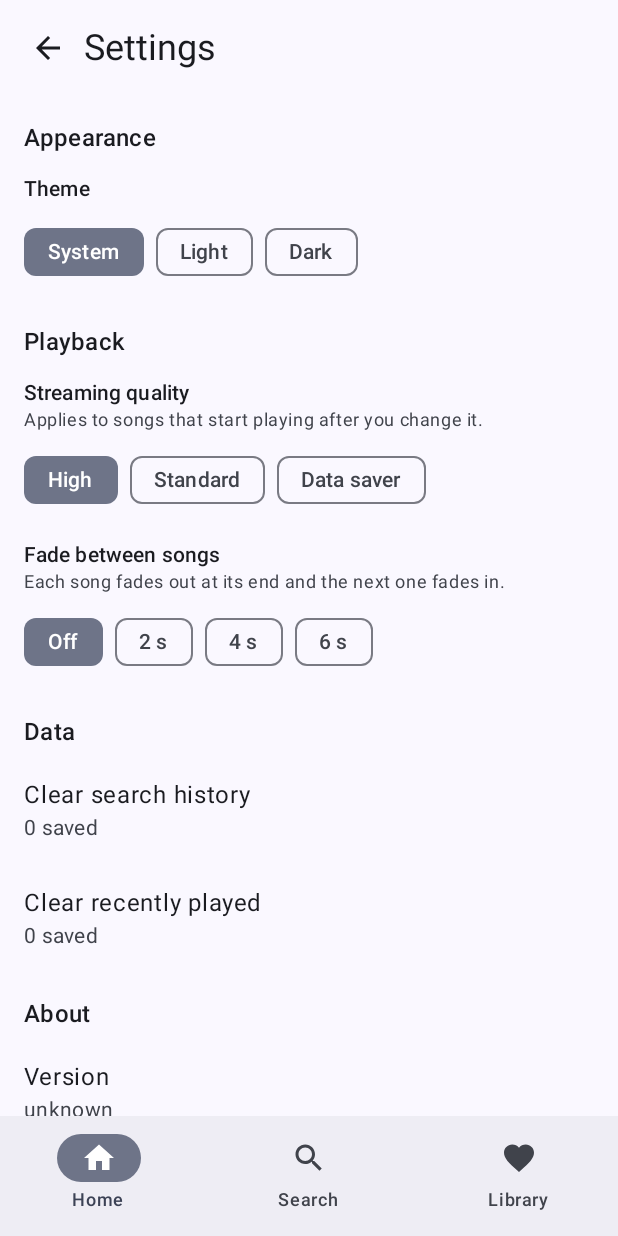
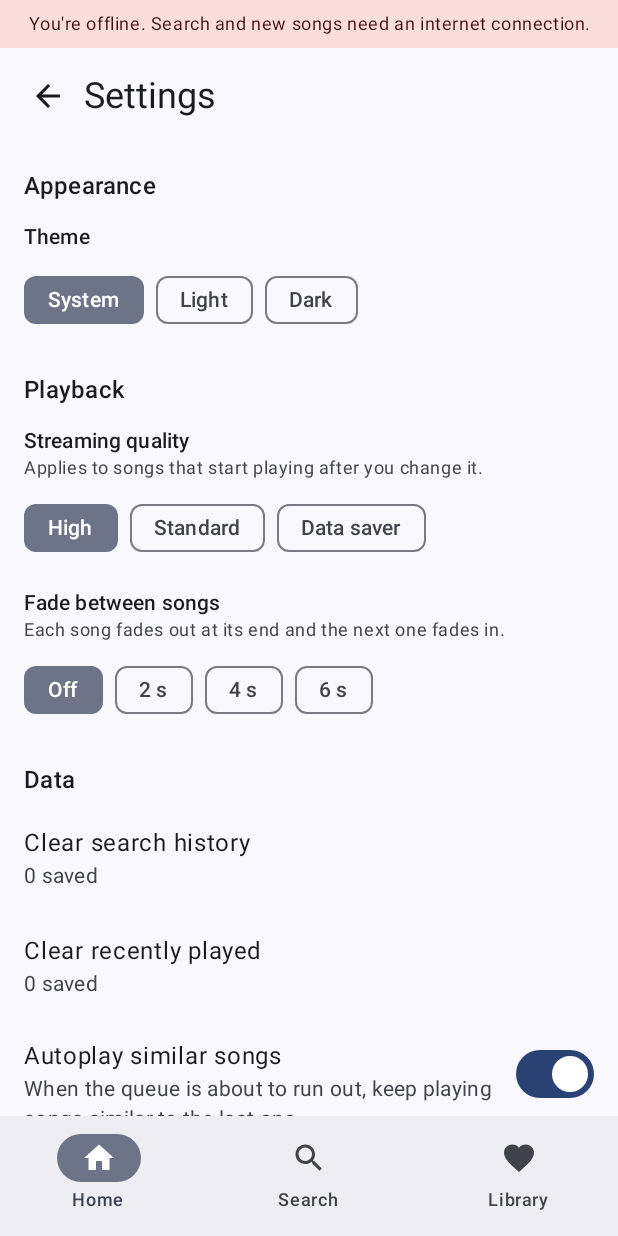
Before and after one commit to aghielaan22/LAbel, an Android app built with Jetpack Compose: the screen it shows after launch (MainActivity), after a tap on "Settings", on a phone screen of 412 x 824 dp. Run offline under Robolectric (Android 15) with nearby library versions, the phone set to English and light mode, and no system bars; libraries missing offline, so code that uses them is left out: org.schabi.newpipe; pictures from the network do not load; 6 statements that could not run were skipped.

Commit message:
new ii tyshii

```diff
--- a/app/build.gradle.kts
+++ b/app/build.gradle.kts
@@ -14,7 +14,7 @@ android {
         minSdk = 26
         targetSdk = 37
         versionCode = 1
-        versionName = "1.0"
+        versionName = "0.1.0-beta"
 
         testInstrumentationRunner = "androidx.test.runner.AndroidJUnitRunner"
     }
@@ -22,8 +22,7 @@ android {
     buildTypes {
         release {
             optimization {
-                enable = true
-                packageScope = setOf("androidx.**", "kotlin.**", "kotlinx.**")
+                enable = false
             }
         }
     }
--- a/app/src/main/AndroidManifest.xml
+++ b/app/src/main/AndroidManifest.xml
@@ -6,6 +6,7 @@
     <uses-permission android:name="android.permission.FOREGROUND_SERVICE" />
     <uses-permission android:name="android.permission.FOREGROUND_SERVICE_MEDIA_PLAYBACK" />
     <uses-permission android:name="android.permission.POST_NOTIFICATIONS" />
+    <uses-permission android:name="android.permission.ACCESS_NETWORK_STATE" />
     <application
         android:allowBackup="true"
         android:dataExtractionRules="@xml/data_extraction_rules"
--- a/app/src/main/java/com/aghielaan22/label/AppSettings.kt
+++ b/app/src/main/java/com/aghielaan22/label/AppSettings.kt
@@ -23,6 +23,7 @@ object AppSettings {
     private const val PREFS_NAME = "label_settings"
     private const val KEY_THEME = "theme_mode"
     private const val KEY_QUALITY = "audio_quality"
+    private const val KEY_AUTOPLAY = "autoplay"
 
     private var prefs: SharedPreferences? = null
 
@@ -30,6 +31,9 @@ object AppSettings {
         private set
 
     var audioQuality by mutableStateOf(AudioQuality.High)
+        private set
+
+    var autoplay by mutableStateOf(true)
         private set
 
     fun init(context: Context) {
@@ -40,6 +44,7 @@ object AppSettings {
             ?: ThemeMode.System
         audioQuality = AudioQuality.entries.firstOrNull { it.name == p.getString(KEY_QUALITY, null) }
             ?: AudioQuality.High
+        autoplay = p.getBoolean(KEY_AUTOPLAY, true)
     }
 
     fun updateThemeMode(mode: ThemeMode) {
@@ -51,4 +56,9 @@ object AppSettings {
         audioQuality = quality
         prefs?.edit()?.putString(KEY_QUALITY, quality.name)?.apply()
     }
+
+    fun updateAutoplay(enabled: Boolean) {
+        autoplay = enabled
+        prefs?.edit()?.putBoolean(KEY_AUTOPLAY, enabled)?.apply()
+    }
 }
--- /dev/null
+++ b/app/src/main/java/com/aghielaan22/label/BackupSection.kt
@@ -0,0 +1,116 @@
+package com.aghielaan22.label
+
+import android.widget.Toast
+import androidx.activity.compose.rememberLauncherForActivityResult
+import androidx.activity.result.contract.ActivityResultContracts
+import androidx.compose.foundation.clickable
+import androidx.compose.material3.AlertDialog
+import androidx.compose.material3.ListItem
+import androidx.compose.material3.Text
+import androidx.compose.material3.TextButton
+import androidx.compose.runtime.Composable
+import androidx.compose.runtime.getValue
+import androidx.compose.runtime.mutableStateOf
+import androidx.compose.runtime.remember
+import androidx.compose.runtime.setValue
+import androidx.compose.ui.Modifier
+import androidx.compose.ui.platform.LocalContext
+import java.io.IOException
+import java.text.SimpleDateFormat
+import java.util.Date
+import java.util.Locale
+
+@Composable
+fun BackupSection() {
+    val context = LocalContext.current
+    var pendingBackup by remember { mutableStateOf<ParsedBackup?>(null) }
+    var message by remember { mutableStateOf<String?>(null) }
+
+    val exportLauncher = rememberLauncherForActivityResult(
+        ActivityResultContracts.CreateDocument("application/json")
+    ) { uri ->
+        if (uri != null) {
+            val result = try {
+                val stream = context.contentResolver.openOutputStream(uri, "wt")
+                    ?: throw IOException("Couldn't open the file")
+                stream.use { it.write(BackupManager.createBackupJson().toByteArray(Charsets.UTF_8)) }
+                "Backup saved"
+            } catch (e: Exception) {
+                "Couldn't save the backup"
+            }
+            Toast.makeText(context, result, Toast.LENGTH_LONG).show()
+        }
+    }
+
+    val importLauncher = rememberLauncherForActivityResult(
+        ActivityResultContracts.OpenDocument()
+    ) { uri ->
+        if (uri != null) {
+            try {
+                val text = context.contentResolver.openInputStream(uri)
+                    ?.bufferedReader(Charsets.UTF_8)
+                    ?.use { it.readText() }
+                    ?: throw IOException("Couldn't open the file")
+                pendingBackup = BackupManager.parse(text)
+            } catch (e: IllegalArgumentException) {
+                message = e.message ?: "This isn't a LAbel backup file."
+            } catch (e: Exception) {
+                message = "Couldn't read that file."
+            }
+        }
+    }
+
+    SectionHeader("Backup")
+    ListItem(
+        modifier = Modifier.clickable {
+            val date = SimpleDateFormat("yyyy-MM-dd", Locale.US).format(Date())
+            exportLauncher.launch("label-backup-$date.json")
+        },
+        headlineContent = { Text("Export library") },
+        supportingContent = { Text("Save liked songs, playlists and settings to a file") }
+    )
+    ListItem(
+        modifier = Modifier.clickable { importLauncher.launch(arrayOf("*/*")) },
+        headlineContent = { Text("Restore from backup") },
+        supportingContent = { Text("Merge a backup file into your library") }
+    )
+
+    pendingBackup?.let { backup ->
+        AlertDialog(
+            onDismissRequest = { pendingBackup = null },
+            title = { Text("Restore this backup?") },
+            text = {
+                Text(
+                    "Found ${backup.liked.size} liked songs and ${backup.playlists.size} playlists. " +
+                            "They'll be merged into your library, and nothing will be deleted. " +
+                            "Settings saved in the backup will be applied too."
+                )
+            },
+            confirmButton = {
+                TextButton(onClick = {
+                    val result = BackupManager.restore(backup)
+                    pendingBackup = null
+                    message = if (result.likedAdded == 0 && result.playlistsChanged == 0) {
+                        "Nothing new to restore. Your library already has everything in this backup."
+                    } else {
+                        "Restored: ${result.likedAdded} liked songs added and " +
+                                "${result.playlistsChanged} playlists added or updated."
+                    }
+                }) { Text("Restore") }
+            },
+            dismissButton = {
+                TextButton(onClick = { pendingBackup = null }) { Text("Cancel") }
+            }
+        )
+    }
+
+    message?.let { text ->
+        AlertDialog(
+            onDismissRequest = { message = null },
+            text = { Text(text) },
+            confirmButton = {
+                TextButton(onClick = { message = null }) { Text("OK") }
+            }
+        )
+    }
+}
--- a/app/src/main/java/com/aghielaan22/label/DetailScreens.kt
+++ b/app/src/main/java/com/aghielaan22/label/DetailScreens.kt
@@ -50,7 +50,7 @@ fun AlbumScreen(album: Album, onBack: () -> Unit) {
         } catch (e: CancellationException) {
             throw e
         } catch (e: Exception) {
-            error = e.message ?: "Couldn't load this album"
+            error = friendlyMessage(e)
         }
     }
 
@@ -136,7 +136,7 @@ fun ArtistScreen(artist: Artist, onBack: () -> Unit) {
         } catch (e: CancellationException) {
             throw e
         } catch (e: Exception) {
-            error = e.message ?: "Couldn't load this artist"
+            error = friendlyMessage(e)
         }
     }
 
--- a/app/src/main/java/com/aghielaan22/label/HomeRepository.kt
+++ b/app/src/main/java/com/aghielaan22/label/HomeRepository.kt
@@ -12,12 +12,24 @@ data class HomeSection(val title: String, val songs: List<Song>)
 
 object HomeRepository {
 
-    // Shelf title to search query. Change these to whatever you like!
-    private val shelves = listOf(
+    // Shelf title to search query. Add your own favorites here!
+    private val shelfPool = listOf(
         "Trending now" to "trending songs",
         "Chill vibes" to "chill songs",
         "Workout" to "workout songs",
-        "Throwback hits" to "throwback hits"
+        "Throwback hits" to "throwback hits",
+        "Focus" to "focus music",
+        "Feel-good" to "feel good songs",
+        "Late night" to "late night songs",
+        "Road trip" to "road trip songs",
+        "Acoustic" to "acoustic songs",
+        "Party" to "party songs",
+        "Hip-hop" to "hip hop hits",
+        "Pop hits" to "pop hits",
+        "R&B" to "r&b songs",
+        "Rock classics" to "rock classics",
+        "Indie" to "indie songs",
+        "Dance" to "dance hits"
     )
 
     val sections = mutableStateListOf<HomeSection>()
@@ -32,7 +44,18 @@ object HomeRepository {
         isLoading = true
         sections.clear()
         try {
-            for ((title, query) in shelves) {
+            // Shelves built from what you play and like
+            val playedSeed = HistoryRepository.recentSongs.take(5).toList().randomOrNull()
+            val likedSeed = LibraryRepository.likedSongs.toList()
+                .filter { it.id != playedSeed?.id }
+                .randomOrNull()
+
+            playedSeed?.let { addSimilarShelf("Because you played ${it.title}", it) }
+            likedSeed?.let { addSimilarShelf("Because you liked ${it.title}", it) }
+
+            // "Trending now" every time, plus three random moods
+            val chosen = listOf(shelfPool.first()) + shelfPool.drop(1).shuffled().take(3)
+            for ((title, query) in chosen) {
                 try {
                     val songs = withContext(Dispatchers.IO) {
                         MusicRepository.searchSongs(query)
@@ -49,4 +72,17 @@ object HomeRepository {
             isLoading = false
         }
     }
+
+    private suspend fun addSimilarShelf(title: String, seed: Song) {
+        try {
+            val similar = withContext(Dispatchers.IO) {
+                MusicRepository.getRadio(seed)
+            }.take(15)
+            if (similar.isNotEmpty()) sections.add(HomeSection(title, similar))
+        } catch (e: CancellationException) {
+            throw e
+        } catch (e: Exception) {
+            // Skip this shelf if it fails
+        }
+    }
 }
--- a/app/src/main/java/com/aghielaan22/label/HomeScreen.kt
+++ b/app/src/main/java/com/aghielaan22/label/HomeScreen.kt
@@ -44,6 +44,7 @@ import androidx.compose.material3.Icon
 import androidx.compose.material3.IconButton
 import androidx.compose.ui.Alignment
 import androidx.compose.foundation.layout.fillMaxWidth
+import androidx.compose.material.icons.filled.Refresh
 
 @Composable
 fun HomeScreen(modifier: Modifier = Modifier) {
@@ -69,6 +70,12 @@ fun HomeScreen(modifier: Modifier = Modifier) {
                     text = "Home",
                     style = MaterialTheme.typography.headlineMedium
                 )
+                IconButton(
+                    onClick = { scope.launch { HomeRepository.loadIfNeeded(force = true) } },
+                    enabled = !HomeRepository.isLoading
+                ) {
+                    Icon(Icons.Default.Refresh, contentDescription = "Refresh recommendations")
+                }
                 IconButton(onClick = { Navigator.open(DetailPage.SettingsPage) }) {
                     Icon(Icons.Default.Settings, contentDescription = "Settings")
                 }
--- a/app/src/main/java/com/aghielaan22/label/LAbelApp.kt
+++ b/app/src/main/java/com/aghielaan22/label/LAbelApp.kt
@@ -3,6 +3,7 @@ package com.aghielaan22.label
 import androidx.compose.foundation.layout.Box
 import androidx.compose.foundation.layout.Column
 import androidx.compose.foundation.layout.fillMaxSize
+import androidx.compose.foundation.layout.fillMaxWidth
 import androidx.compose.foundation.layout.padding
 import androidx.compose.material.icons.Icons
 import androidx.compose.material.icons.filled.Favorite
@@ -20,10 +21,11 @@ import androidx.compose.runtime.getValue
 import androidx.compose.runtime.mutableStateOf
 import androidx.compose.runtime.remember
 import androidx.compose.runtime.setValue
-import androidx.compose.ui.Alignment
 import androidx.compose.ui.Modifier
 import androidx.compose.ui.graphics.vector.ImageVector
 import androidx.compose.ui.platform.LocalContext
+import androidx.compose.ui.text.style.TextAlign
+import androidx.compose.ui.unit.dp
 
 enum class Tab(val label: String, val icon: ImageVector) {
     Home("Home", Icons.Default.Home),
@@ -35,6 +37,7 @@ enum class Tab(val label: String, val icon: ImageVector) {
 fun LAbelApp() {
     var selectedTab by remember { mutableStateOf(Tab.Home) }
     var showPlayer by remember { mutableStateOf(false) }
+
     val context = LocalContext.current
     var crashReport by remember { mutableStateOf(CrashReporter.pendingReport(context)) }
     crashReport?.let { report ->
@@ -58,7 +61,7 @@ fun LAbelApp() {
                                 selected = selectedTab == tab,
                                 onClick = {
                                     selectedTab = tab
-                                    Navigator.clear() // leave any open album or artist page
+                                    Navigator.clear()
                                 },
                                 icon = { Icon(tab.icon, contentDescription = tab.label) },
                                 label = { Text(tab.label) }
@@ -68,10 +71,19 @@ fun LAbelApp() {
                 }
             }
         ) { innerPadding ->
-            Box(
+            Column(
                 modifier = Modifier
                     .padding(innerPadding)
                     .fillMaxSize()
+            ) {
+                if (!NetworkMonitor.isOnline) {
+                    OfflineBanner()
+                }
+
+                Box(
+                    modifier = Modifier
+                        .weight(1f)
+                        .fillMaxWidth()
                 ) {
                     when (selectedTab) {
                         Tab.Home -> HomeScreen()
@@ -79,7 +91,6 @@ fun LAbelApp() {
                         Tab.Library -> LibraryScreen()
                     }
 
-                // Album and artist pages are drawn over the current tab
                     when (val page = Navigator.current) {
                         is DetailPage.AlbumPage -> Surface(modifier = Modifier.fillMaxSize()) {
                             AlbumScreen(page.album, onBack = { Navigator.back() })
@@ -97,6 +108,7 @@ fun LAbelApp() {
                     }
                 }
             }
+        }
 
         if (showPlayer && PlayerController.currentSong != null) {
             NowPlayingScreen(onClose = { showPlayer = false })
@@ -105,11 +117,16 @@ fun LAbelApp() {
 }
 
 @Composable
-fun PlaceholderScreen(title: String, modifier: Modifier = Modifier) {
-    Box(
-        modifier = modifier.fillMaxSize(),
-        contentAlignment = Alignment.Center
-    ) {
-        Text(text = title, style = MaterialTheme.typography.headlineMedium)
+private fun OfflineBanner() {
+    Surface(color = MaterialTheme.colorScheme.errorContainer) {
+        Text(
+            text = "You're offline. Search and new songs need an internet connection.",
+            style = MaterialTheme.typography.bodySmall,
+            color = MaterialTheme.colorScheme.onErrorContainer,
+            textAlign = TextAlign.Center,
+            modifier = Modifier
+                .fillMaxWidth()
+                .padding(8.dp)
+        )
     }
 }
--- a/app/src/main/java/com/aghielaan22/label/MainActivity.kt
+++ b/app/src/main/java/com/aghielaan22/label/MainActivity.kt
@@ -34,6 +34,7 @@ class MainActivity : ComponentActivity() {
         SearchHistoryRepository.init(this)
         PlaybackSettings.init(this)
         AppSettings.init(this)
+        NetworkMonitor.start(this)
         if (Build.VERSION.SDK_INT >= 33) {
             notificationPermission.launch(Manifest.permission.POST_NOTIFICATIONS)
         }
--- /dev/null
+++ b/app/src/main/java/com/aghielaan22/label/NetworkMonitor.kt
@@ -0,0 +1,39 @@
+package com.aghielaan22.label
+
+import android.content.Context
+import android.net.ConnectivityManager
+import android.net.Network
+import android.net.NetworkCapabilities
+import androidx.compose.runtime.getValue
+import androidx.compose.runtime.mutableStateOf
+import androidx.compose.runtime.setValue
+
+object NetworkMonitor {
+
+    var isOnline by mutableStateOf(true)
+        private set
+
+    private var started = false
+
+    fun start(context: Context) {
+        if (started) return
+        started = true
+
+        val manager = context.applicationContext
+            .getSystemService(Context.CONNECTIVITY_SERVICE) as ConnectivityManager
+
+        isOnline = manager.activeNetwork
+            ?.let { manager.getNetworkCapabilities(it) }
+            ?.hasCapability(NetworkCapabilities.NET_CAPABILITY_INTERNET) == true
+
+        manager.registerDefaultNetworkCallback(object : ConnectivityManager.NetworkCallback() {
+            override fun onAvailable(network: Network) {
+                isOnline = true
+            }
+
+            override fun onLost(network: Network) {
+                isOnline = false
+            }
+        })
+    }
+}
--- a/app/src/main/java/com/aghielaan22/label/SettingsScreen.kt
+++ b/app/src/main/java/com/aghielaan22/label/SettingsScreen.kt
@@ -28,6 +28,7 @@ import androidx.compose.runtime.setValue
 import androidx.compose.ui.Modifier
 import androidx.compose.ui.platform.LocalContext
 import androidx.compose.ui.unit.dp
+import androidx.compose.material3.Switch
 
 @Composable
 fun SettingsScreen(onBack: () -> Unit) {
@@ -83,6 +84,20 @@ fun SettingsScreen(onBack: () -> Unit) {
                 headlineContent = { Text("Clear recently played") },
                 supportingContent = { Text("${HistoryRepository.recentSongs.size} saved") }
             )
+            ListItem(
+                headlineContent = { Text("Autoplay similar songs") },
+                supportingContent = {
+                    Text("When the queue is about to run out, keep playing songs similar to the last one.")
+                },
+                trailingContent = {
+                    Switch(
+                        checked = AppSettings.autoplay,
+                        onCheckedChange = { AppSettings.updateAutoplay(it) }
+                    )
+                }
+            )
+
+            BackupSection()
 
             SectionHeader("About")
             ListItem(
```
Also changed, not shown: app/src/main/java/com/aghielaan22/label/BackupManager.kt (added, +122 -0 lines), app/src/main/java/com/aghielaan22/label/FriendlyErrors.kt (added, +37 -0 lines), app/src/main/java/com/aghielaan22/label/LibraryRepository.kt (+12 -0 lines), app/src/main/java/com/aghielaan22/label/MusicRepository.kt (+18 -0 lines), app/src/main/java/com/aghielaan22/label/NowPlayingScreen.kt (+4 -3 lines), app/src/main/java/com/aghielaan22/label/PlayerController.kt (+52 -3 lines), app/src/main/java/com/aghielaan22/label/PlaylistRepository.kt (+20 -0 lines), app/src/main/java/com/aghielaan22/label/SearchScreen.kt (+7 -2 lines), app/src/main/java/com/aghielaan22/label/SongRow.kt (+68 -1 lines). Lines whose indentation alone changed are shown as unchanged.
